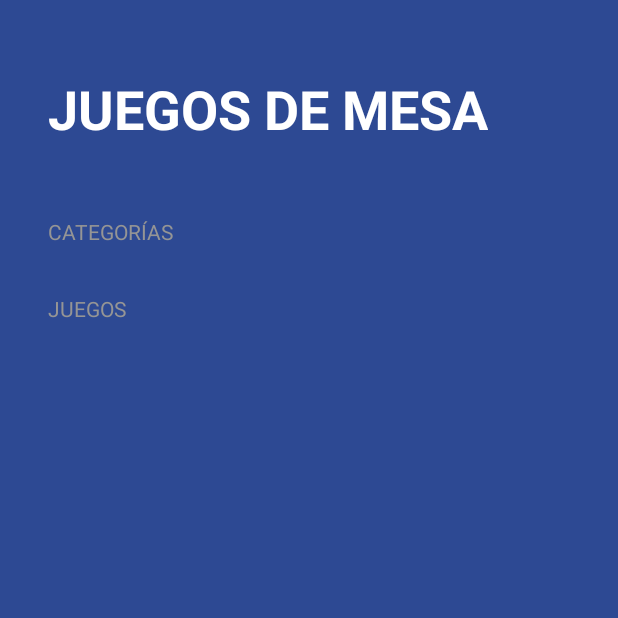
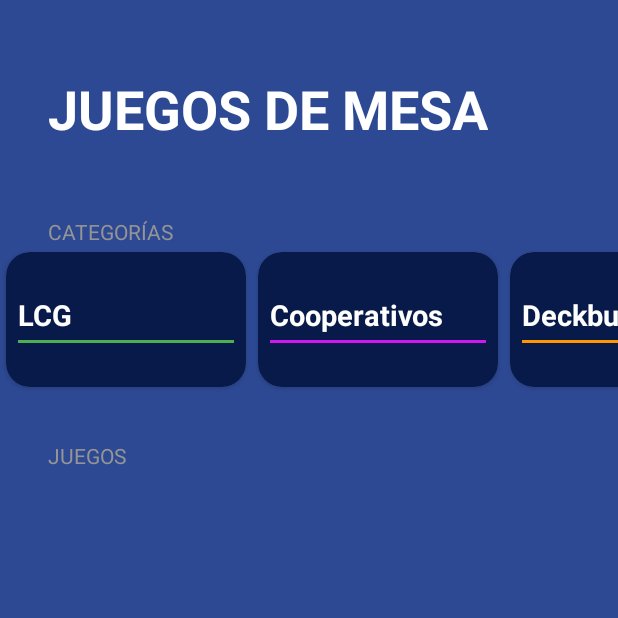
Before and after one commit to rubenmanero/daigualApps, an Android app: the BoardgamesActivity screen opened directly, with no data from a screen before it, on a phone screen of 412 x 824 dp, the top half of it. Run offline under Robolectric (Android 15) with nearby library versions, the phone set to English and light mode, and no system bars; 1 statement that could not run was skipped.

```diff
--- a/app/src/main/java/com/ruben/daigualapps/BoardgamesApp/BoardgamesActivity.kt
+++ b/app/src/main/java/com/ruben/daigualapps/BoardgamesApp/BoardgamesActivity.kt
@@ -5,10 +5,20 @@ import androidx.activity.enableEdgeToEdge
 import androidx.appcompat.app.AppCompatActivity
 import androidx.core.view.ViewCompat
 import androidx.core.view.WindowInsetsCompat
+import androidx.recyclerview.widget.LinearLayoutManager
 import androidx.recyclerview.widget.RecyclerView
+import com.ruben.daigualapps.BoardgamesApp.GameCategory.*
 import com.ruben.daigualapps.R
 
 class BoardgamesActivity : AppCompatActivity() {
+
+    private val categories = listOf(
+        LCG,
+        Cooperative,
+        Deckbuilding,
+        Euro,
+        Legacy
+    )
 
     private lateinit var rvCategories: RecyclerView
     private lateinit var rvGames: RecyclerView
@@ -30,6 +40,9 @@ class BoardgamesActivity : AppCompatActivity() {
 
     private fun initUI() {
         categoriesAdapter = CategoriesAdapter(categories)
+        rvCategories.layoutManager = LinearLayoutManager(this, LinearLayoutManager.HORIZONTAL, false)
+        rvCategories.adapter = categoriesAdapter
+
         gamesAdapter = GamesAdapter(games)
     }
 
--- a/app/src/main/java/com/ruben/daigualapps/BoardgamesApp/CategoriesAdapter.kt
+++ b/app/src/main/java/com/ruben/daigualapps/BoardgamesApp/CategoriesAdapter.kt
@@ -1,6 +1,20 @@
 package com.ruben.daigualapps.BoardgamesApp
 
+import android.view.LayoutInflater
+import android.view.ViewGroup
 import androidx.recyclerview.widget.RecyclerView
+import com.ruben.daigualapps.R
 
-class CategoriesAdapter (private val categories: List<GameCategory>) : RecyclerView.Adapter<CategoriesViewHolder> {
+class CategoriesAdapter (private val categories: List<GameCategory>) : RecyclerView.Adapter<CategoriesViewHolder>() {
+
+    override fun onCreateViewHolder(parent: ViewGroup, viewType: Int): CategoriesViewHolder {
+        val view = LayoutInflater.from(parent.context).inflate(R.layout.item_game_category,parent,false)
+        return CategoriesViewHolder(view)
+    }
+
+    override fun onBindViewHolder(holder: CategoriesViewHolder, position: Int) {
+        holder.render(categories[position])
+    }
+
+    override fun getItemCount() = categories.size
 }
--- /dev/null
+++ b/app/src/main/java/com/ruben/daigualapps/BoardgamesApp/CategoriesViewHolder.kt
@@ -0,0 +1,41 @@
+package com.ruben.daigualapps.BoardgamesApp
+
+import android.view.View
+import android.widget.TextView
+import androidx.core.content.ContextCompat.getColor
+import androidx.recyclerview.widget.RecyclerView
+import com.ruben.daigualapps.R
+
+class CategoriesViewHolder (val view: View): RecyclerView.ViewHolder(view) {
+    private val tvCategory = view.findViewById<TextView>(R.id.tvCategoryName)
+    private val divider = view.findViewById<View>(R.id.divider)
+
+    fun render (gameCategory: GameCategory) {
+        when(gameCategory) {
+            GameCategory.LCG -> {
+                tvCategory.text = "LCG"
+                divider.setBackgroundColor(getColor(divider.context, R.color.bgapp_lcg_category))
+            }
+
+            GameCategory.Cooperative -> {
+                tvCategory.text = "Cooperativos"
+                divider.setBackgroundColor(getColor(divider.context, R.color.bgapp_cooperative_category))
+            }
+
+            GameCategory.Deckbuilding -> {
+                tvCategory.text = "Deckbuilding"
+                divider.setBackgroundColor(getColor(divider.context, R.color.bgapp_deckbuilding_category))
+            }
+
+            GameCategory.Euro -> {
+                tvCategory.text = "Eurogames"
+                divider.setBackgroundColor(getColor(divider.context, R.color.bgapp_euro_category))
+            }
+
+            GameCategory.Legacy -> {
+                tvCategory.text = "Legacy"
+                divider.setBackgroundColor(getColor(divider.context, R.color.bgapp_legacy_category))
+            }
+        }
+    }
+}
--- a/app/src/main/java/com/ruben/daigualapps/BoardgamesApp/Game.kt
+++ b/app/src/main/java/com/ruben/daigualapps/BoardgamesApp/Game.kt
@@ -1,3 +1,3 @@
 package com.ruben.daigualapps.BoardgamesApp
 
-data class Game (val name: String, val category: GameCategory, var isSelected: Boolean)
+data class Game (val name: String, val category: GameCategory, var isSelected: Boolean = false)
--- /dev/null
+++ b/app/src/main/res/layout/item_game_category.xml
@@ -0,0 +1,37 @@
+<?xml version="1.0" encoding="utf-8"?>
+<androidx.cardview.widget.CardView xmlns:android="http://schemas.android.com/apk/res/android"
+    xmlns:app="http://schemas.android.com/apk/res-auto"
+    xmlns:tools="http://schemas.android.com/tools"
+    android:id="@+id/viewContainer"
+    android:layout_width="160dp"
+    android:layout_height="90dp"
+    android:layout_margin="4dp"
+    app:cardBackgroundColor="@color/bgapp_background_card"
+    app:cardCornerRadius="16dp">
+
+    <LinearLayout
+        android:layout_width="match_parent"
+        android:layout_height="match_parent"
+        android:gravity="center_vertical"
+        android:layout_margin="8dp"
+        android:orientation="vertical">
+
+        <TextView
+            android:id="@+id/tvCategoryName"
+            android:layout_width="wrap_content"
+            android:layout_height="wrap_content"
+            android:textColor="@color/white"
+            android:textSize="19sp"
+            android:textStyle="bold"
+            tools:text="PRUEBA" />
+
+        <View
+            android:id="@+id/divider"
+            android:layout_width="match_parent"
+            android:layout_height="2dp"
+            android:layout_marginTop="4dp"
+            tools:background="@color/white" />
+
+    </LinearLayout>
+
+</androidx.cardview.widget.CardView>
```
Also changed, not shown: app/src/main/res/layout/item_game.xml (added, +32 -0 lines).
